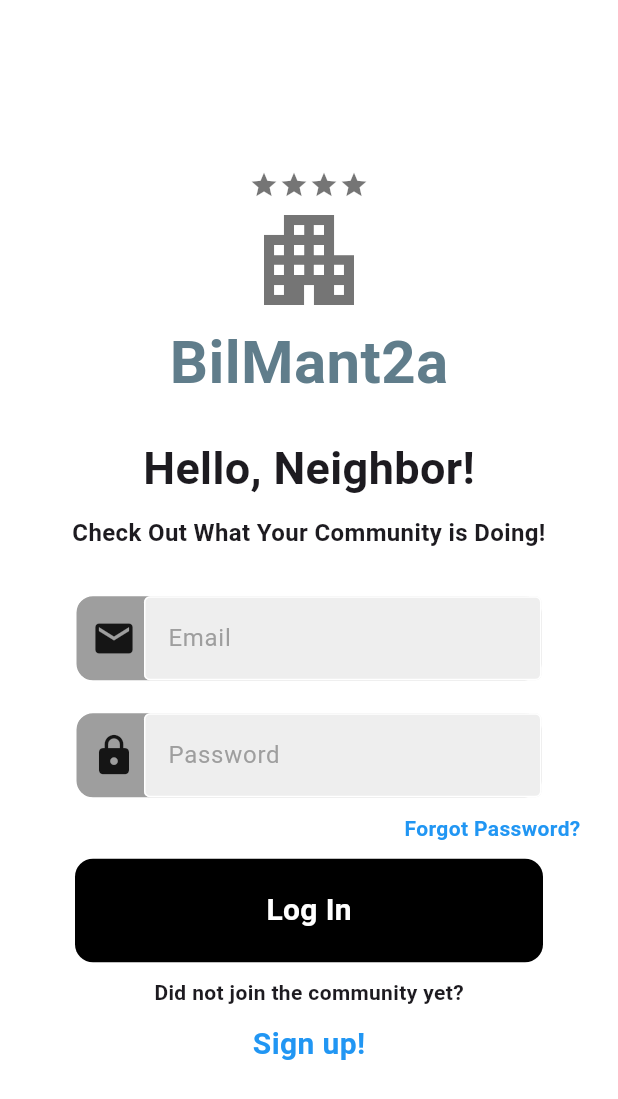
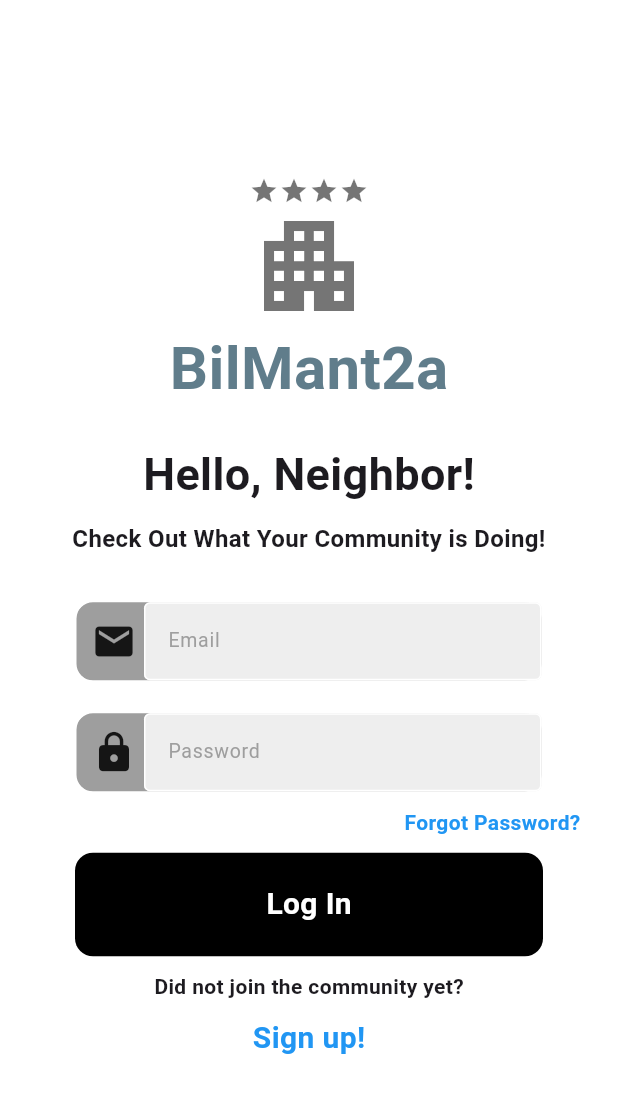
Before and after one commit to HalcyonAbsedion/BilMant2a, a Flutter app: the screen it shows after launch, on a phone screen of 412 x 824 dp. Shown: the top 1099 px of the screen. Run offline on Flutter 3.47's test engine with Material 3 defaults, Android fonts, the phone set to English and light mode, and no system bars; drawn by our look-alikes of flutter_animate; our stand-ins replace cloud_firestore, firebase_auth, firebase_core, firebase_storage, flutter_image_compress, google_nav_bar and 3 more; accounts and stored records are empty.

Commit message:
made textfiled font in log in smaller smaller

```diff
--- a/lib/pages/login_page.dart
+++ b/lib/pages/login_page.dart
@@ -169,10 +169,29 @@ class _LoginPageState extends State<LoginPage> {
                             Expanded(
                               child: Padding(
                                 padding: const EdgeInsets.only(left: 5.0),
-                                child: MyTextField(
-                                    controller: emailTextController,
+                                child: TextField(
+                                  style: const TextStyle(
+                                    fontSize: 13,
+                                  ),
+                                  controller: emailTextController,
+                                  decoration: InputDecoration(
+                                    filled: true,
+                                    fillColor: Colors.grey[200],
                                     hintText: 'Email',
-                                    obscureText: false),
+                                    hintStyle: const TextStyle(
+                                      color: Colors.grey,
+                                    ),
+                                    enabledBorder: const OutlineInputBorder(
+                                      borderSide:
+                                          BorderSide(color: Colors.white),
+                                    ),
+                                    focusedBorder: const OutlineInputBorder(
+                                      borderSide:
+                                          BorderSide(color: Colors.white),
+                                    ),
+                                  ),
+                                  obscureText: false,
+                                ),
                               ),
                             ),
                           ],
@@ -206,10 +225,29 @@ class _LoginPageState extends State<LoginPage> {
                             Expanded(
                               child: Padding(
                                 padding: const EdgeInsets.only(left: 5.0),
-                                child: MyTextField(
-                                    controller: passwordTextController,
+                                child: TextField(
+                                  style: const TextStyle(
+                                    fontSize: 13,
+                                  ),
+                                  controller: passwordTextController,
+                                  decoration: InputDecoration(
+                                    filled: true,
+                                    fillColor: Colors.grey[200],
                                     hintText: 'Password',
-                                    obscureText: true),
+                                    hintStyle: const TextStyle(
+                                      color: Colors.grey,
+                                    ),
+                                    enabledBorder: const OutlineInputBorder(
+                                      borderSide:
+                                          BorderSide(color: Colors.white),
+                                    ),
+                                    focusedBorder: const OutlineInputBorder(
+                                      borderSide:
+                                          BorderSide(color: Colors.white),
+                                    ),
+                                  ),
+                                  obscureText: false,
+                                ),
                               ),
                             ),
                           ],
```
